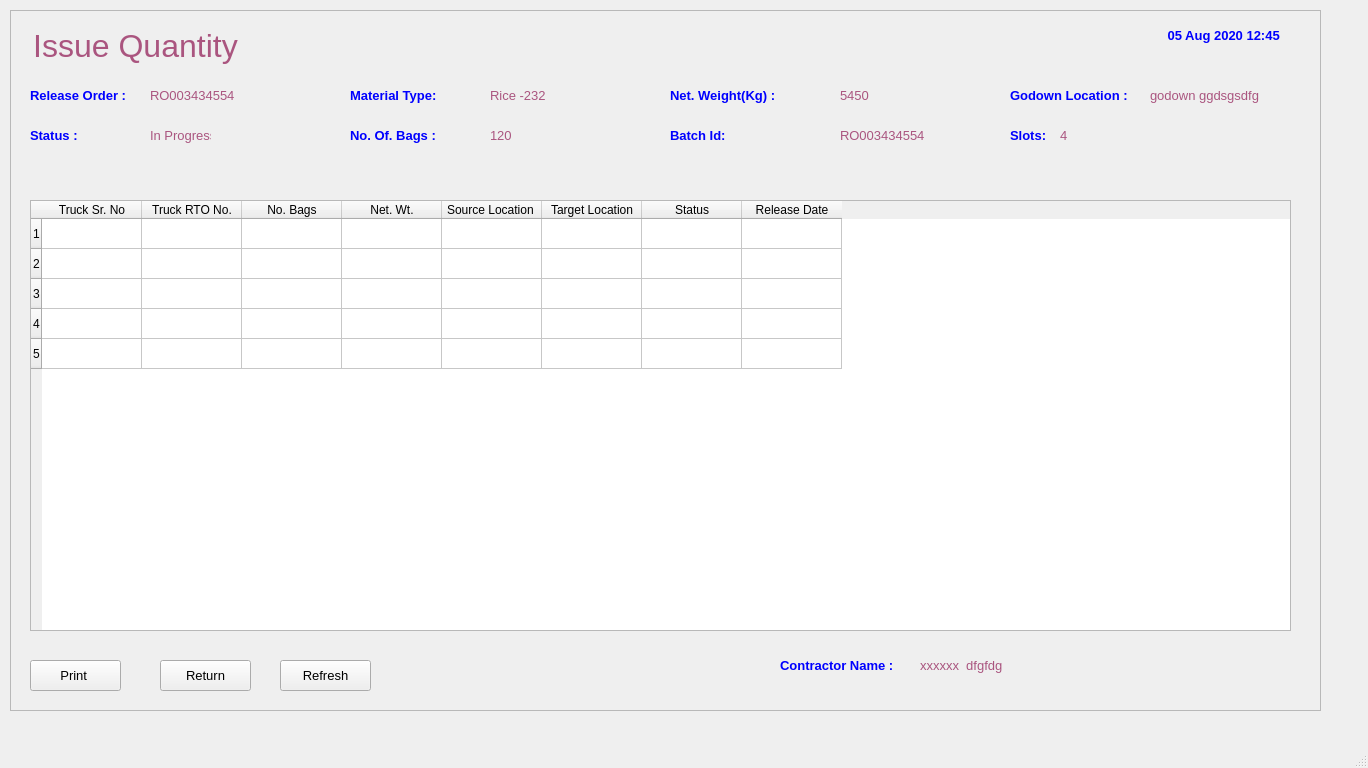
Above: FCI/ui/fci_07_issues_quantity.ui from sanjaymanegit/testRepo before the change. Below: the same form after it.
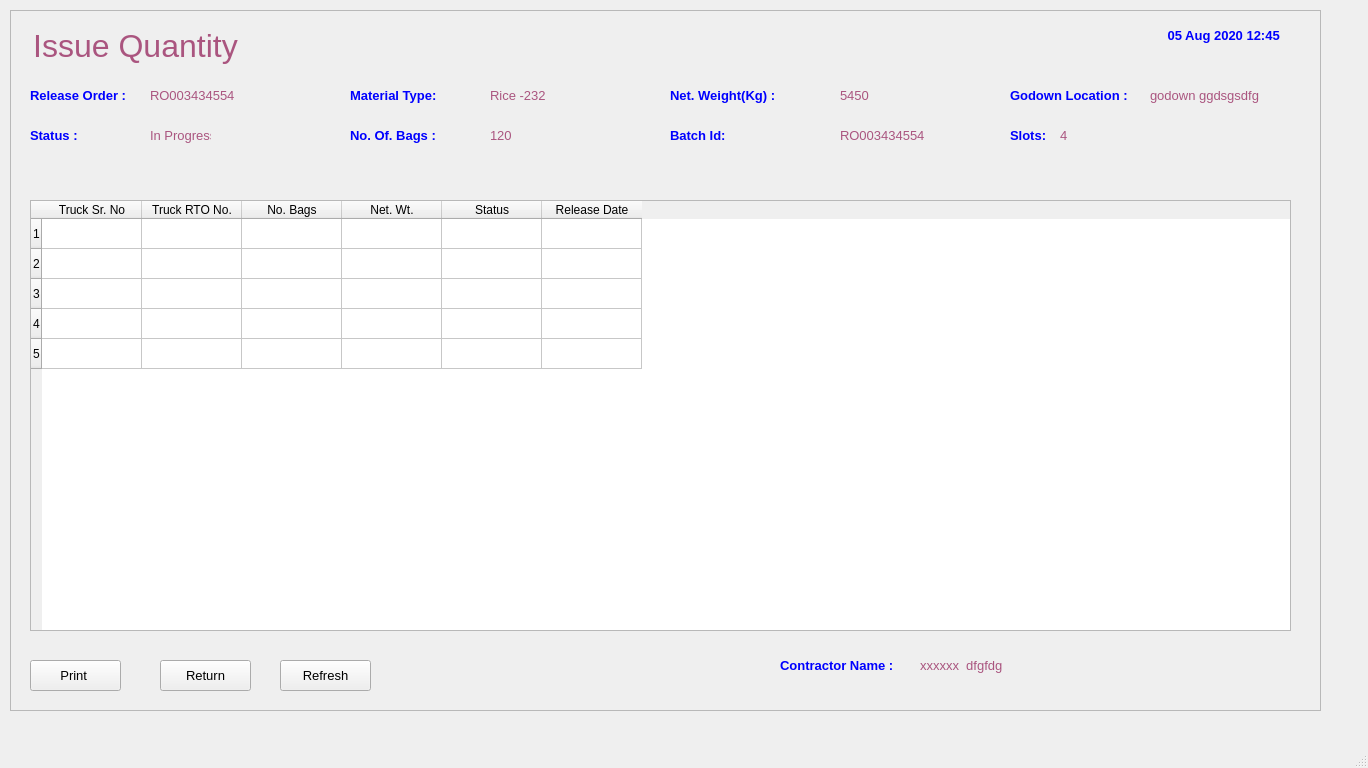
That is the form after the change.

Patch:
```diff
--- a/FCI/ui/fci_07_issues_quantity.ui
+++ b/FCI/ui/fci_07_issues_quantity.ui
@@ -141,16 +141,6 @@
        <string>Net. Wt.</string>
       </property>
      </column>
-     <column>
-      <property name="text">
-       <string>Source Location </string>
-      </property>
-     </column>
-     <column>
-      <property name="text">
-       <string>Target Location</string>
-      </property>
-     </column>
      <column>
       <property name="text">
        <string>Status</string>
```
